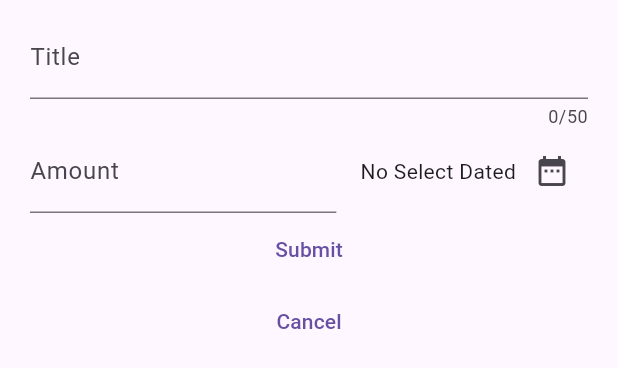
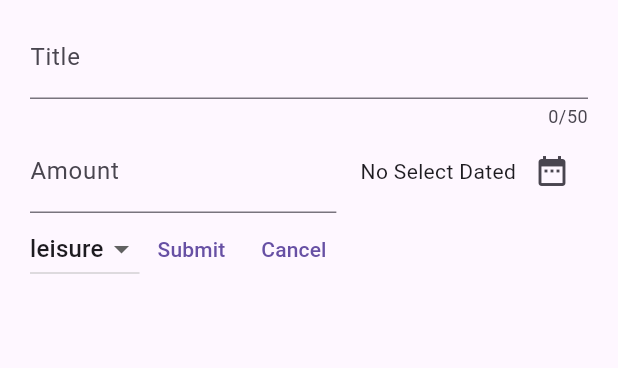
Before and after one commit to Arkar20/expense_app-flutter, a Flutter app: the BottomModalForm widget shown alone on an empty page, opened directly, after a tap on "Submit", on a phone screen of 412 x 824 dp. Shown: the top 368 px of the screen. Run offline on Flutter 3.47's test engine with Material 2 defaults, Android fonts, the phone set to English and light mode, and no system bars.

Commit message:
dropdown

```diff
--- a/lib/screens/expense.dart
+++ b/lib/screens/expense.dart
@@ -72,6 +72,8 @@ class _BottomModalFormState extends State<BottomModalForm> {
   final titleController = TextEditingController();
   final amountController = TextEditingController();
 
+  Category category = Category.leisure;
+
   DateTime? dateTime;
 
   void _showDatePicker() async {
@@ -94,7 +96,7 @@ class _BottomModalFormState extends State<BottomModalForm> {
 
   @override
   Widget build(BuildContext context) {
-    return Container(
+    return SizedBox(
       width: double.infinity,
       child: Padding(
         padding: EdgeInsets.symmetric(vertical: 10, horizontal: 20),
@@ -121,8 +123,9 @@ class _BottomModalFormState extends State<BottomModalForm> {
                 width: 16,
               ),
               Row(children: [
-                 Text(
-                    dateTime == null ? "No Select Dated" : formatter.format(dateTime!)),
+                Text(dateTime == null
+                    ? "No Select Dated"
+                    : formatter.format(dateTime!)),
                 IconButton(
                     onPressed: () {
                       _showDatePicker();
@@ -130,11 +133,25 @@ class _BottomModalFormState extends State<BottomModalForm> {
                     icon: const Icon(Icons.date_range)),
               ]),
             ]),
+            Row(
+              children: [
+                DropdownButton(
+                    value: category,
+                    items: Category.values
+                        .map((e) =>
+                            DropdownMenuItem(value: e, child: Text(e.name)))
+                        .toList(),
+                    onChanged: (value) {
+                      if (value == null) {
+                        return;
+                      }
+                      setState(() {
+                        category = value;
+                      });
+                    }),
                 TextButton(
                   child: Text("Submit"),
-              onPressed: () {
-                print(titleController.text);
-              },
+                  onPressed: () {},
                 ),
                 TextButton(
                   child: Text("Cancel"),
@@ -144,6 +161,8 @@ class _BottomModalFormState extends State<BottomModalForm> {
                 )
               ],
             ),
+          ],
+        ),
       ),
     );
   }
```
Lines whose indentation alone changed are shown as unchanged.
